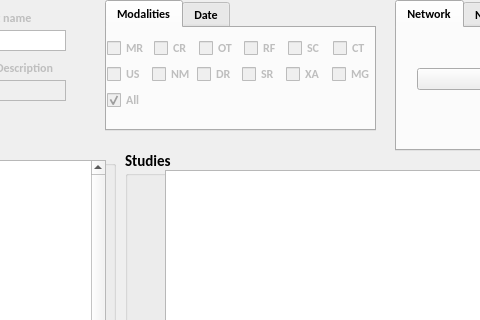
The window that vv/qt_ui/vvPacsConnection.ui (open-vv/vv) describes before a commit, drawn with Qt 5; both pictures show x 285 to 765 and y 0 to 320 of the 933 by 802 pixel window.
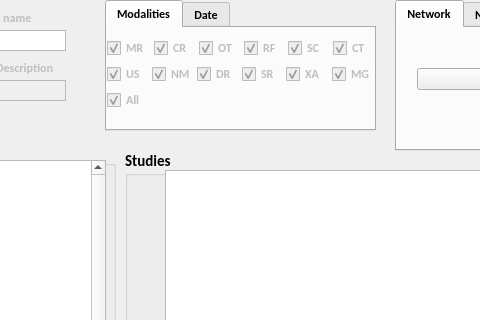
The same window after the commit. The open tabs and pages were chosen to show the change. Icons and pictures are not drawn.

```diff
--- a/vv/qt_ui/vvPacsConnection.ui
+++ b/vv/qt_ui/vvPacsConnection.ui
@@ -341,6 +341,9 @@
    </property>
   </widget>
   <widget class="QTabWidget" name="tabFilter">
+   <property name="enabled">
+    <bool>true</bool>
+   </property>
    <property name="geometry">
     <rect>
      <x>390</x>
@@ -376,6 +379,9 @@
           <property name="text">
            <string>MR</string>
           </property>
+          <property name="checked">
+           <bool>true</bool>
+          </property>
          </widget>
         </item>
         <item>
@@ -383,6 +389,9 @@
           <property name="text">
            <string>CR</string>
           </property>
+          <property name="checked">
+           <bool>true</bool>
+          </property>
          </widget>
         </item>
         <item>
@@ -390,6 +399,9 @@
           <property name="text">
            <string>OT</string>
           </property>
+          <property name="checked">
+           <bool>true</bool>
+          </property>
          </widget>
         </item>
         <item>
@@ -397,6 +409,9 @@
           <property name="text">
            <string>RF</string>
           </property>
+          <property name="checked">
+           <bool>true</bool>
+          </property>
          </widget>
         </item>
         <item>
@@ -404,6 +419,9 @@
           <property name="text">
            <string>SC</string>
           </property>
+          <property name="checked">
+           <bool>true</bool>
+          </property>
          </widget>
         </item>
         <item>
@@ -411,6 +429,9 @@
           <property name="text">
            <string>CT</string>
           </property>
+          <property name="checked">
+           <bool>true</bool>
+          </property>
          </widget>
         </item>
        </layout>
@@ -422,6 +443,9 @@
           <property name="text">
            <string>US</string>
           </property>
+          <property name="checked">
+           <bool>true</bool>
+          </property>
          </widget>
         </item>
         <item>
@@ -429,6 +453,9 @@
           <property name="text">
            <string>NM</string>
           </property>
+          <property name="checked">
+           <bool>true</bool>
+          </property>
          </widget>
         </item>
         <item>
@@ -436,6 +463,9 @@
           <property name="text">
            <string>DR</string>
           </property>
+          <property name="checked">
+           <bool>true</bool>
+          </property>
          </widget>
         </item>
         <item>
@@ -443,6 +473,9 @@
           <property name="text">
            <string>SR</string>
           </property>
+          <property name="checked">
+           <bool>true</bool>
+          </property>
          </widget>
         </item>
         <item>
@@ -450,6 +483,9 @@
           <property name="text">
            <string>XA</string>
           </property>
+          <property name="checked">
+           <bool>true</bool>
+          </property>
          </widget>
         </item>
         <item>
@@ -457,6 +493,9 @@
           <property name="text">
            <string>MG</string>
           </property>
+          <property name="checked">
+           <bool>true</bool>
+          </property>
          </widget>
         </item>
        </layout>
```
Left out of the diff: 7 changed lines with no effect on the pictures.
